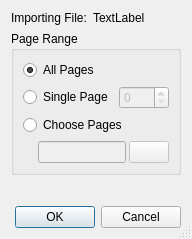
Above: scribus/plugins/import/xps/xpsimportoptions.ui from scribusproject/scribus before the change. Below: the same form after it.
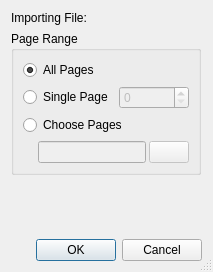
That is the form after the change.

```diff
--- a/scribus/plugins/import/xps/xpsimportoptions.ui
+++ b/scribus/plugins/import/xps/xpsimportoptions.ui
@@ -6,8 +6,8 @@
    <rect>
     <x>0</x>
     <y>0</y>
-    <width>192</width>
-    <height>239</height>
+    <width>213</width>
+    <height>272</height>
    </rect>
   </property>
   <property name="windowTitle">
@@ -40,8 +40,14 @@
          <verstretch>0</verstretch>
         </sizepolicy>
        </property>
+       <property name="minimumSize">
+        <size>
+         <width>0</width>
+         <height>0</height>
+        </size>
+       </property>
        <property name="text">
-        <string>TextLabel</string>
+        <string/>
        </property>
       </widget>
      </item>
```
